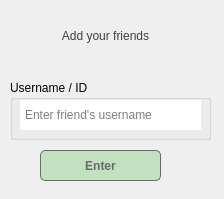
Qt form newchatusername.ui (sanazshokrzadeh/Messanger_throw_10) before a commit.
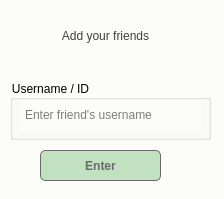
The same form after that commit.

```diff
--- a/newchatusername.ui
+++ b/newchatusername.ui
@@ -13,6 +13,9 @@
   <property name="windowTitle">
    <string>Add Friend</string>
   </property>
+  <property name="styleSheet">
+   <string notr="true">background-color: rgb(252, 253, 248);</string>
+  </property>
   <widget class="QGroupBox" name="groupBox_2">
    <property name="geometry">
     <rect>
```
